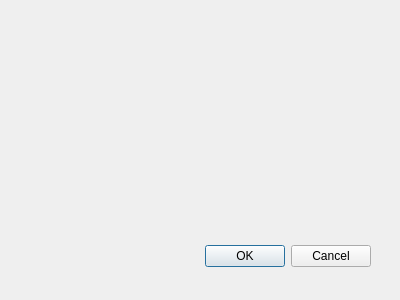
Qt form CAMan/get_ldap_dlg.ui (jykim74/CertMan) before a commit.
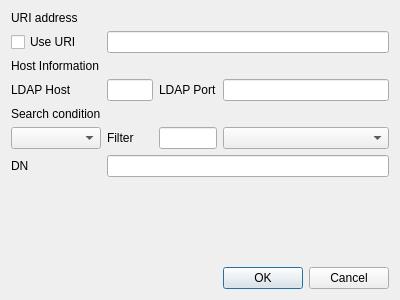
The same form after that commit.

```diff
--- a/CAMan/get_ldap_dlg.ui
+++ b/CAMan/get_ldap_dlg.ui
@@ -15,22 +15,108 @@
   <property name="windowTitle">
    <string>Dialog</string>
   </property>
-  <widget class="QDialogButtonBox" name="buttonBox">
-   <property name="geometry">
-    <rect>
-     <x>30</x>
-     <y>240</y>
-     <width>341</width>
-     <height>32</height>
-    </rect>
-   </property>
-   <property name="orientation">
-    <enum>Qt::Horizontal</enum>
-   </property>
-   <property name="standardButtons">
-    <set>QDialogButtonBox::Cancel|QDialogButtonBox::Ok</set>
-   </property>
-  </widget>
+  <layout class="QGridLayout" name="gridLayout">
+   <item row="6" column="1" colspan="3">
+    <widget class="QLineEdit" name="lineEdit_5"/>
+   </item>
+   <item row="3" column="0">
+    <widget class="QLabel" name="label_3">
+     <property name="text">
+      <string>LDAP Host</string>
+     </property>
+    </widget>
+   </item>
+   <item row="3" column="1">
+    <widget class="QLineEdit" name="lineEdit_2"/>
+   </item>
+   <item row="3" column="3">
+    <widget class="QLineEdit" name="lineEdit_3"/>
+   </item>
+   <item row="1" column="0">
+    <widget class="QCheckBox" name="checkBox">
+     <property name="text">
+      <string>Use URI</string>
+     </property>
+    </widget>
+   </item>
+   <item row="5" column="0">
+    <widget class="QComboBox" name="comboBox"/>
+   </item>
+   <item row="2" column="0">
+    <widget class="QLabel" name="label_2">
+     <property name="text">
+      <string>Host Information</string>
+     </property>
+    </widget>
+   </item>
+   <item row="5" column="2">
+    <widget class="QLineEdit" name="lineEdit_4"/>
+   </item>
+   <item row="5" column="3">
+    <widget class="QComboBox" name="comboBox_2"/>
+   </item>
+   <item row="1" column="1" colspan="3">
+    <widget class="QLineEdit" name="lineEdit"/>
+   </item>
+   <item row="3" column="2">
+    <widget class="QLabel" name="label_4">
+     <property name="text">
+      <string>LDAP Port</string>
+     </property>
+    </widget>
+   </item>
+   <item row="0" column="0">
+    <widget class="QLabel" name="label">
+     <property name="text">
+      <string>URI address</string>
+     </property>
+    </widget>
+   </item>
+   <item row="4" column="0">
+    <widget class="QLabel" name="label_5">
+     <property name="text">
+      <string>Search condition</string>
+     </property>
+    </widget>
+   </item>
+   <item row="5" column="1">
+    <widget class="QLabel" name="label_6">
+     <property name="text">
+      <string>Filter</string>
+     </property>
+    </widget>
+   </item>
+   <item row="6" column="0">
+    <widget class="QLabel" name="label_7">
+     <property name="text">
+      <string>DN</string>
+     </property>
+    </widget>
+   </item>
+   <item row="8" column="3">
+    <widget class="QDialogButtonBox" name="buttonBox">
+     <property name="orientation">
+      <enum>Qt::Horizontal</enum>
+     </property>
+     <property name="standardButtons">
+      <set>QDialogButtonBox::Cancel|QDialogButtonBox::Ok</set>
+     </property>
+    </widget>
+   </item>
+   <item row="7" column="0">
+    <spacer name="verticalSpacer">
+     <property name="orientation">
+      <enum>Qt::Vertical</enum>
+     </property>
+     <property name="sizeHint" stdset="0">
+      <size>
+       <width>20</width>
+       <height>40</height>
+      </size>
+     </property>
+    </spacer>
+   </item>
+  </layout>
  </widget>
  <pixmapfunction/>
  <resources/>
```
Left out of the diff: 5 changed lines with no effect on the pictures.
